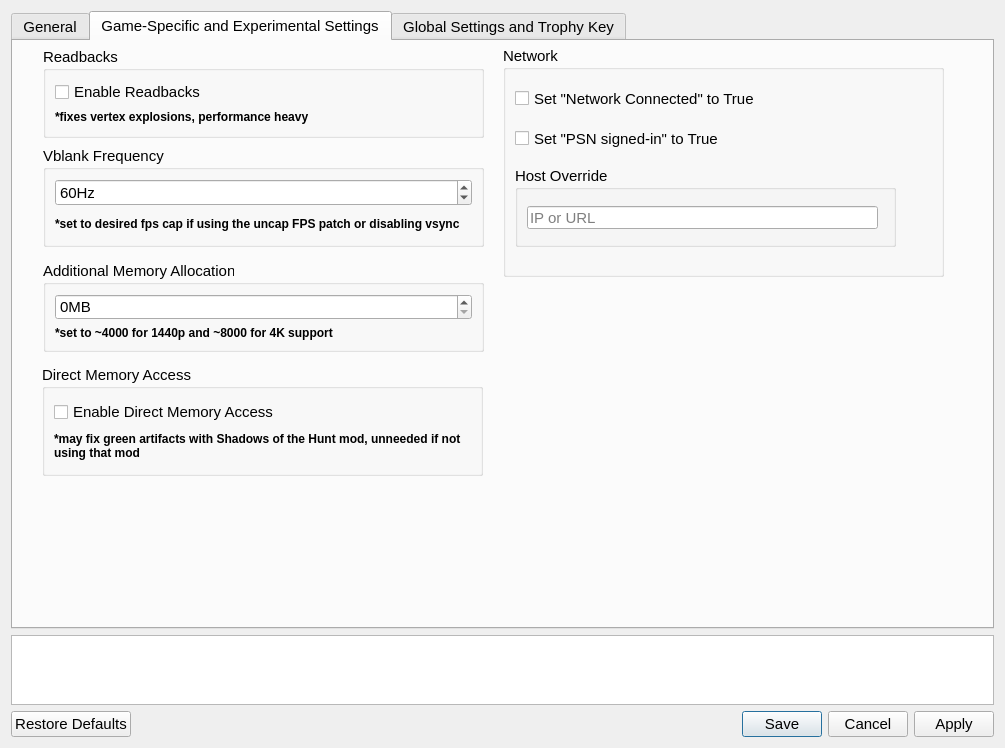
The window that settings/ShadSettings.ui (rainmakerv3/BB_Launcher) describes before a commit, drawn with Qt 5.
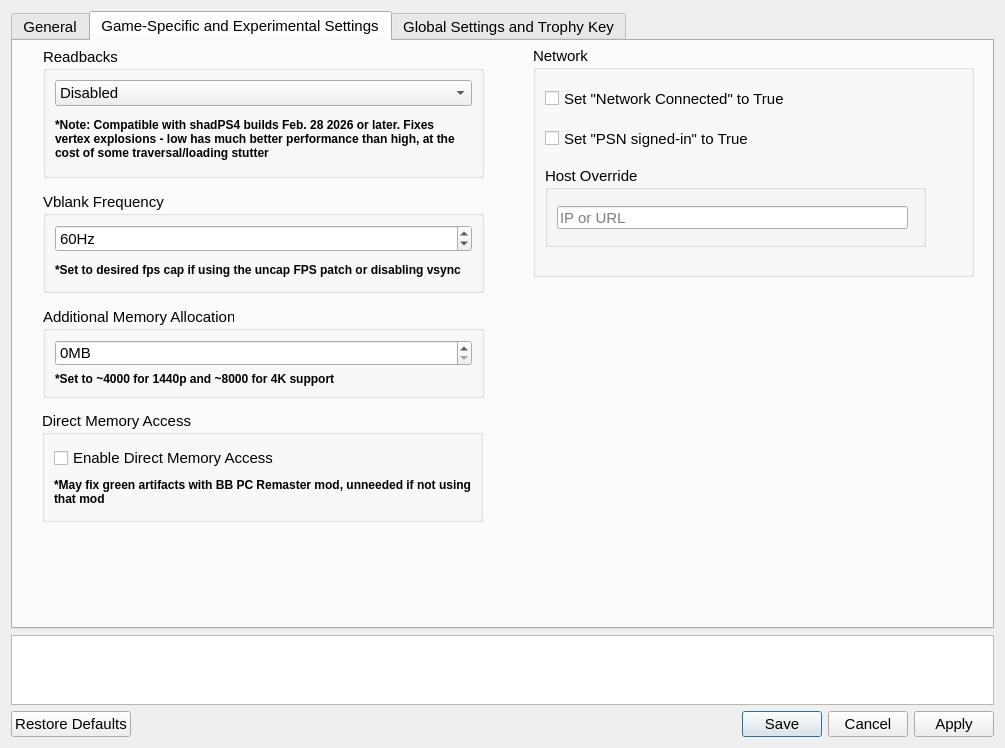
The same window after the commit. The open tabs and pages were chosen to show the change. Icons and pictures are not drawn.

Commit message: Settings: Add readbacks mode

```diff
--- a/settings/ShadSettings.ui
+++ b/settings/ShadSettings.ui
@@ -788,7 +788,7 @@
        <property name="geometry">
         <rect>
          <x>30</x>
-         <y>105</y>
+         <y>151</y>
          <width>441</width>
          <height>101</height>
         </rect>
@@ -840,7 +840,7 @@
            </font>
           </property>
           <property name="text">
-           <string>*set to desired fps cap if using the uncap FPS patch or disabling vsync</string>
+           <string>*Set to desired fps cap if using the uncap FPS patch or disabling vsync</string>
           </property>
           <property name="wordWrap">
            <bool>true</bool>
@@ -853,7 +853,7 @@
        <property name="geometry">
         <rect>
          <x>30</x>
-         <y>220</y>
+         <y>266</y>
          <width>441</width>
          <height>91</height>
         </rect>
@@ -887,7 +887,7 @@
            </font>
           </property>
           <property name="text">
-           <string>*set to ~4000 for 1440p and ~8000 for 4K support</string>
+           <string>*Set to ~4000 for 1440p and ~8000 for 4K support</string>
           </property>
          </widget>
         </item>
@@ -899,7 +899,7 @@
          <x>30</x>
          <y>6</y>
          <width>441</width>
-         <height>91</height>
+         <height>131</height>
         </rect>
        </property>
        <property name="title">
@@ -907,10 +907,22 @@
        </property>
        <layout class="QVBoxLayout" name="verticalLayout_8">
         <item>
-         <widget class="QCheckBox" name="ReadbacksCheckBox">
-          <property name="text">
-           <string notr="true">Enable Readbacks </string>
-          </property>
+         <widget class="QComboBox" name="readbacksModeComboBox">
+          <item>
+           <property name="text">
+            <string>Disabled</string>
+           </property>
+          </item>
+          <item>
+           <property name="text">
+            <string>Low</string>
+           </property>
+          </item>
+          <item>
+           <property name="text">
+            <string>High</string>
+           </property>
+          </item>
          </widget>
         </item>
         <item>
@@ -928,7 +940,10 @@
            </font>
           </property>
           <property name="text">
-           <string>*fixes vertex explosions, performance heavy</string>
+           <string>*Note: Compatible with shadPS4 builds Feb. 28 2026 or later. Fixes vertex explosions - low has much better performance than high, at the cost of some traversal/loading stutter</string>
+          </property>
+          <property name="wordWrap">
+           <bool>true</bool>
           </property>
          </widget>
         </item>
@@ -937,7 +952,7 @@
       <widget class="QGroupBox" name="networkGroupBox">
        <property name="geometry">
         <rect>
-         <x>490</x>
+         <x>520</x>
          <y>5</y>
          <width>441</width>
          <height>231</height>
@@ -1009,7 +1024,7 @@
        <property name="geometry">
         <rect>
          <x>29</x>
-         <y>324</y>
+         <y>370</y>
          <width>441</width>
          <height>111</height>
         </rect>
@@ -1040,7 +1055,7 @@
            </font>
           </property>
           <property name="text">
-           <string>*may fix green artifacts with Shadows of the Hunt mod, unneeded if not using that mod</string>
+           <string>*May fix green artifacts with BB PC Remaster mod, unneeded if not using that mod</string>
           </property>
           <property name="wordWrap">
            <bool>true</bool>
```
Left out of the diff: 2 changed lines with no effect on the pictures. The commit also changes 1 other file.
